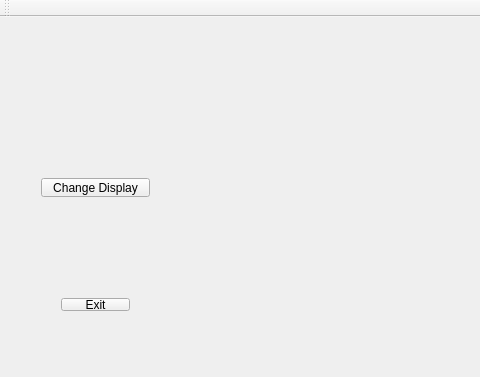
Above: mainwindow.ui from numagoutgit/mesh_computational_geometry before the change; both pictures show x 0 to 480 and y 0 to 377 of the 747 by 528 pixel window. Below: the same form after it.
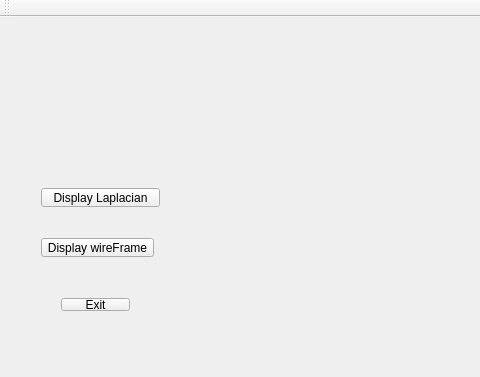
That is the form after the change. Custom widgets are drawn as their Qt base class.

Commit message: Link ui avec le laplacien

What changed in the file:
```diff
--- a/mainwindow.ui
+++ b/mainwindow.ui
@@ -53,8 +53,8 @@
     <property name="geometry">
      <rect>
       <x>30</x>
-      <y>150</y>
-      <width>131</width>
+      <y>210</y>
+      <width>135</width>
       <height>41</height>
      </rect>
     </property>
@@ -62,7 +62,26 @@
      <item>
       <widget class="QPushButton" name="pushButton_2">
        <property name="text">
-        <string>Change Display</string>
+        <string>Display wireFrame</string>
+       </property>
+      </widget>
+     </item>
+    </layout>
+   </widget>
+   <widget class="QWidget" name="verticalLayoutWidget_2">
+    <property name="geometry">
+     <rect>
+      <x>30</x>
+      <y>160</y>
+      <width>141</width>
+      <height>41</height>
+     </rect>
+    </property>
+    <layout class="QVBoxLayout" name="verticalLayout_3">
+     <item>
+      <widget class="QPushButton" name="pushButton_3">
+       <property name="text">
+        <string>Display Laplacian</string>
        </property>
       </widget>
      </item>
```
Left out of the diff: 25 changed lines with no effect on the pictures. The commit also changes 3 other files.
